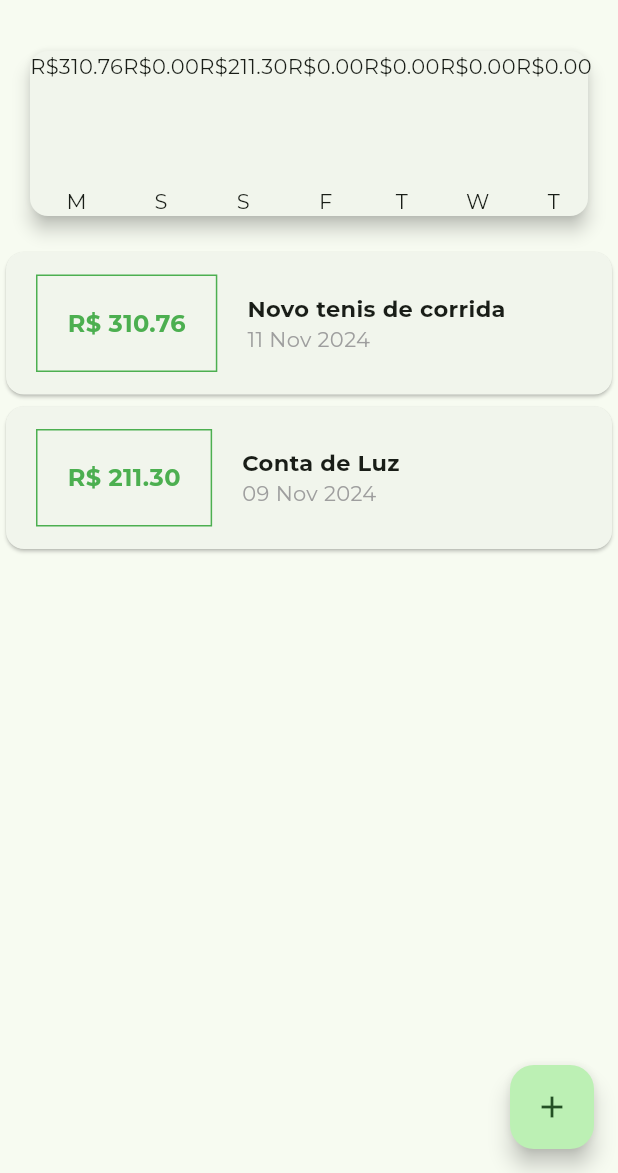
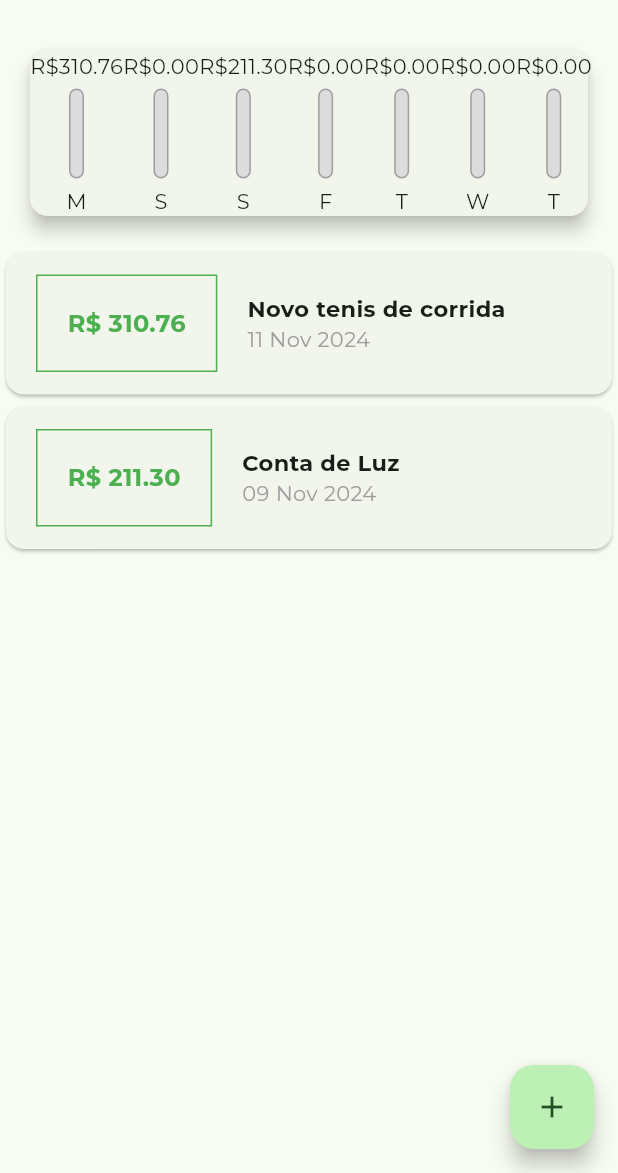
Before and after one commit to PedroGoncalves-Dev/Despesas-flutter, a Flutter app: the screen it shows after launch, on a phone screen of 412 x 824 dp, the part 63-1236 px from its top. Run offline on Flutter 3.47's test engine with Material 3 defaults, Android fonts, the light colour scheme and no system bars; missing offline and left inert: dart:ffi; project files that could hold a hidden picture were left out.

Commit message:
barras de porcentagem com gasto semanal adicinado

```diff
--- a/lib/components/chart_bar.dart
+++ b/lib/components/chart_bar.dart
@@ -18,7 +18,30 @@ class ChartBar extends StatelessWidget {
         Container(
           height: 60,
           width: 10,
-          child: null,
+          child: Stack(
+            alignment: Alignment.bottomCenter,
+            children: [
+              Container(
+                decoration: BoxDecoration(
+                  border: Border.all(
+                    color: Colors.grey,
+                    width: 1.0,
+                  ),
+                  color: const Color.fromRGBO(220, 220, 220, 1),
+                  borderRadius: BorderRadius.circular(5),
+                ),
+              ),
+              FractionallySizedBox(
+                heightFactor: percentege,
+                child: Container(
+                  decoration: BoxDecoration(
+                    color: Theme.of(context).primaryColor,
+                    borderRadius: BorderRadius.circular(5),
+                  ),
+                ),
+              )
+            ],
+          ),
         ),
         const SizedBox(
           height: 5,
--- a/lib/main.dart
+++ b/lib/main.dart
@@ -1,9 +1,7 @@
 import 'package:despesaspessoais/components/chart.dart';
 import 'package:despesaspessoais/components/transaction_form.dart';
 import 'dart:math';
-
 import 'package:flutter/material.dart';
-
 import 'components/transaction_list.dart';
 import 'models/transaction.dart';
 
```
